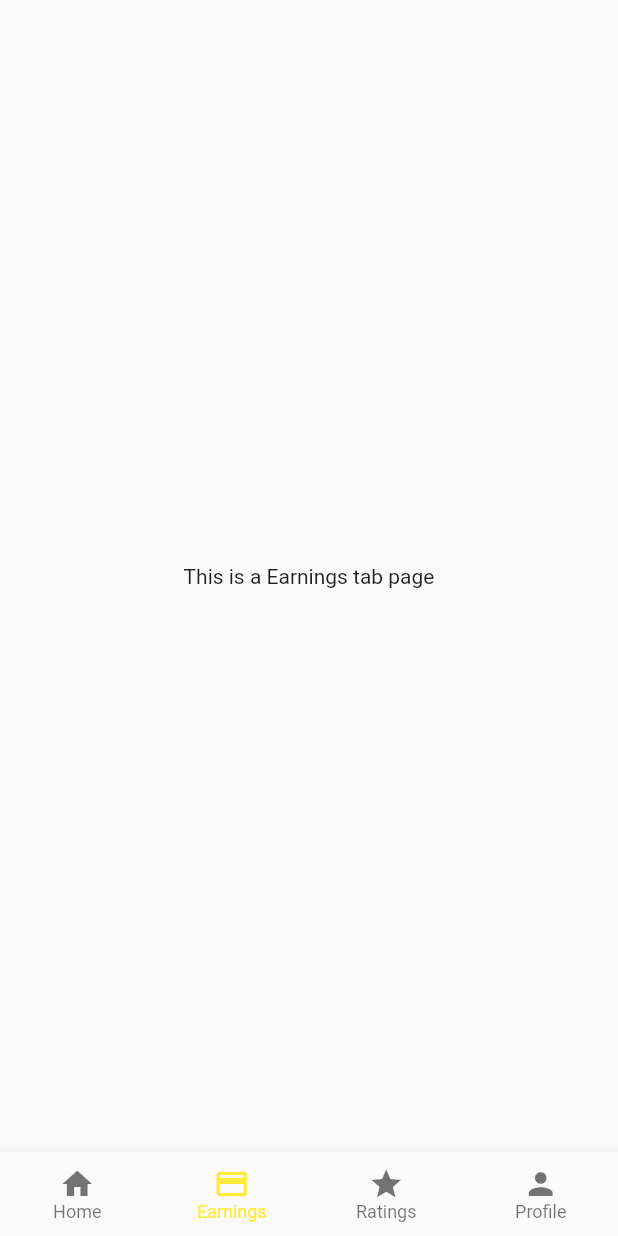
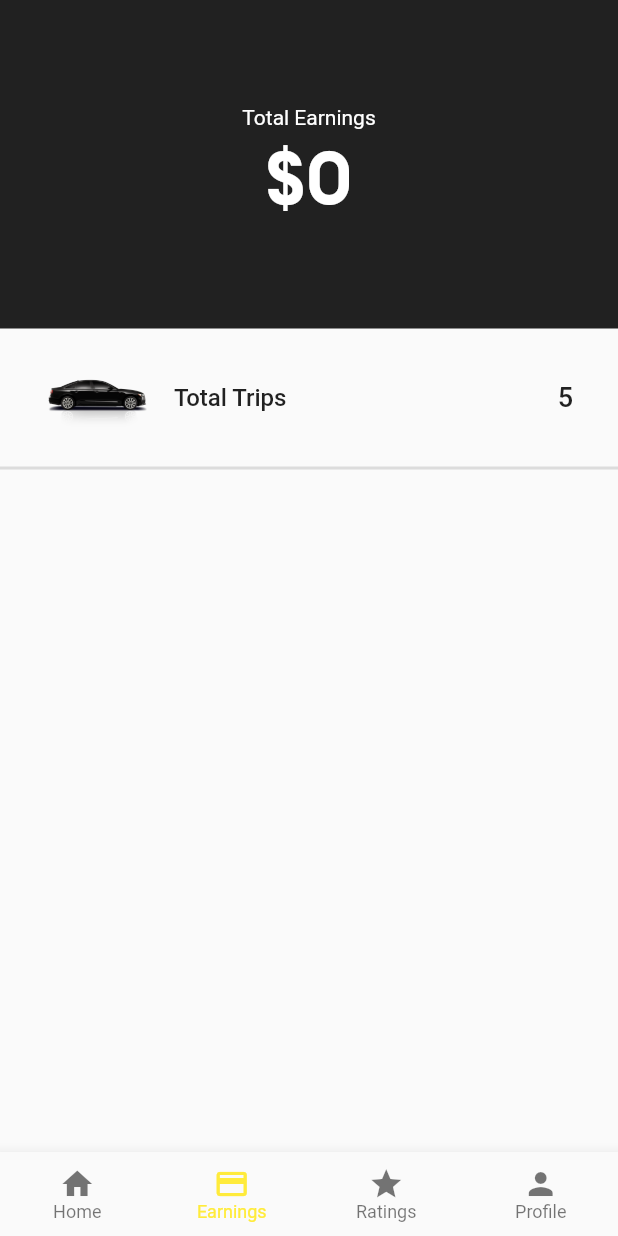
Before and after one commit to amit-lekhak/uber-clone-driver, a Flutter app: the MainScreen screen opened by its route, item 2 of the bottom bar chosen, on a phone screen of 412 x 824 dp. Run offline on Flutter 3.47's test engine with Material 2 defaults, Android fonts, the phone set to English and light mode, and no system bars; our stand-ins replace assets_audio_player, firebase_auth, firebase_core, firebase_database, firebase_messaging, fluttertoast and 2 more; missing offline and left inert: flutter_geofire, flutter_mapbox_autocomplete, flutter_polyline_points, maps_toolkit; accounts and stored records are empty.

Commit message:
Retrieve and update earnings

```diff
--- a/lib/TabsPages/earningsTabPage.dart
+++ b/lib/TabsPages/earningsTabPage.dart
@@ -1,10 +1,85 @@
+import 'package:driver_app/DataHandler/appData.dart';
 import 'package:flutter/material.dart';
+import 'package:provider/provider.dart';
 
 class EarningsTabPage extends StatelessWidget {
   @override
   Widget build(BuildContext context) {
-    return Center(
-      child: Text("This is a Earnings tab page"),
+    String earnings = Provider.of<AppData>(context, listen: false).earnings;
+    return Column(
+      children: [
+        Container(
+          color: Colors.black87,
+          width: double.infinity,
+          child: Padding(
+            padding: EdgeInsets.symmetric(
+              vertical: 70,
+            ),
+            child: Column(
+              children: [
+                Text(
+                  "Total Earnings",
+                  style: TextStyle(
+                    color: Colors.white,
+                  ),
+                ),
+                Text(
+                  "\$$earnings",
+                  style: TextStyle(
+                    color: Colors.white,
+                    fontSize: 50.0,
+                    fontFamily: "Brand Bold",
+                  ),
+                ),
+              ],
+            ),
+          ),
+        ),
+        FlatButton(
+          padding: EdgeInsets.all(0.0),
+          onPressed: () {
+            print("GO TO history");
+          },
+          child: Padding(
+            padding: EdgeInsets.symmetric(
+              horizontal: 30.0,
+              vertical: 18.0,
+            ),
+            child: Row(
+              children: [
+                Image.asset(
+                  "images/uberx.png",
+                  width: 70,
+                ),
+                SizedBox(
+                  width: 16,
+                ),
+                Text(
+                  "Total Trips",
+                  style: TextStyle(
+                    fontSize: 16.0,
+                  ),
+                ),
+                Expanded(
+                  child: Container(
+                    child: Text(
+                      "5",
+                      textAlign: TextAlign.end,
+                      style: TextStyle(
+                        fontSize: 18.0,
+                      ),
+                    ),
+                  ),
+                ),
+              ],
+            ),
+          ),
+        ),
+        Divider(
+          height: 2.0,
+          thickness: 2.0,
+        ),
+      ],
     );
   }
 }
--- a/lib/TabsPages/homeTabPage.dart
+++ b/lib/TabsPages/homeTabPage.dart
@@ -1,6 +1,7 @@
 import 'dart:async';
 
 import 'package:driver_app/AllScreens/registrationScreen.dart';
+import 'package:driver_app/Assistants/assistantMethods.dart';
 import 'package:driver_app/Models/drivers.dart';
 import 'package:driver_app/Notifications/pushNotificationService.dart';
 import 'package:driver_app/configMaps.dart';
@@ -59,17 +60,18 @@ class _HomeTabPageState extends State<HomeTabPage> {
         .child(currentFirebaseUser.uid)
         .once()
         .then((DataSnapshot dataSnapshot) {
-
       if (dataSnapshot.value != null) {
         driversInformation = Drivers.fronSnapshot(dataSnapshot);
       }
-
     });
 
     PushNotificationService pushNotificationService = PushNotificationService();
 
     pushNotificationService.initialize(context);
     pushNotificationService.getToken();
+
+    AssistantMethods.retireveEarningsInfo(context);
+
   }
 
   @override
```
Also changed, not shown: lib/AllScreens/searchScreen.dart (+4 -6 lines), lib/Assistants/assistantMethods.dart (+18 -0 lines), lib/DataHandler/appData.dart (+4 -10 lines), images/bike.png (added), images/ubergo.png (added), images/uberx.png (added).
